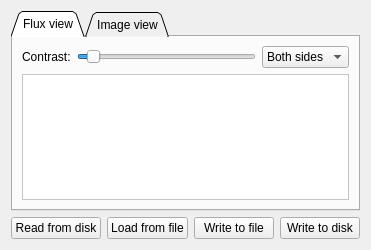
Qt form src/gui2/imager.ui (davidgiven/fluxengine) before a commit.
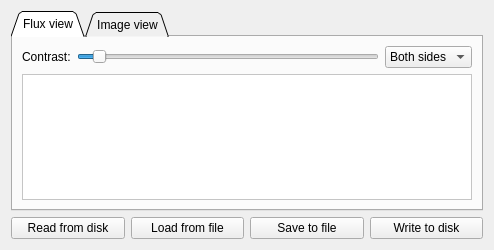
The same form after that commit. Icons and pictures are not drawn.

Commit message: The bare framework of disk reading works.

What changed in the file:
```diff
--- a/src/gui2/imager.ui
+++ b/src/gui2/imager.ui
@@ -6,7 +6,7 @@
    <rect>
     <x>0</x>
     <y>0</y>
-    <width>333</width>
+    <width>494</width>
     <height>250</height>
    </rect>
   </property>
@@ -137,36 +137,62 @@
     </widget>
    </item>
    <item>
+    <widget class="QFrame" name="commandButtonFrame">
     <layout class="QGridLayout" name="gridLayout">
-     <item row="0" column="0">
-      <widget class="QPushButton" name="pushButton_2">
-       <property name="text">
-        <string>Read from disk</string>
-       </property>
-      </widget>
-     </item>
+      <property name="leftMargin">
+       <number>0</number>
+      </property>
+      <property name="topMargin">
+       <number>0</number>
+      </property>
+      <property name="rightMargin">
+       <number>0</number>
+      </property>
+      <property name="bottomMargin">
+       <number>0</number>
+      </property>
      <item row="0" column="1">
       <widget class="QPushButton" name="pushButton_3">
        <property name="text">
         <string>Load from file</string>
        </property>
-      </widget>
-     </item>
-     <item row="0" column="2">
-      <widget class="QPushButton" name="pushButton_4">
+        <property name="icon">
+         <iconset theme="document-open"/>
+        </property>
+       </widget>
+      </item>
+      <item row="0" column="0">
+       <widget class="QPushButton" name="readDiskButton">
        <property name="text">
-        <string>Write to file</string>
+         <string>Read from disk</string>
+        </property>
+        <property name="icon">
+         <iconset theme="media-playback-start"/>
        </property>
       </widget>
      </item>
-     <item row="0" column="3">
-      <widget class="QPushButton" name="pushButton">
+      <item row="0" column="4">
+       <widget class="QPushButton" name="writeDiskButton">
        <property name="text">
         <string>Write to disk</string>
        </property>
+        <property name="icon">
+         <iconset theme="media-record"/>
+        </property>
+       </widget>
+      </item>
+      <item row="0" column="3">
+       <widget class="QPushButton" name="saveFluxButton">
+        <property name="text">
+         <string>Save to file</string>
+        </property>
+        <property name="icon">
+         <iconset theme="document-save"/>
+        </property>
       </widget>
      </item>
     </layout>
+    </widget>
    </item>
   </layout>
  </widget>
```
Left out of the diff: 5 changed lines with no effect on the pictures. Lines whose indentation alone changed are shown as unchanged. The commit also changes 5 other files.
